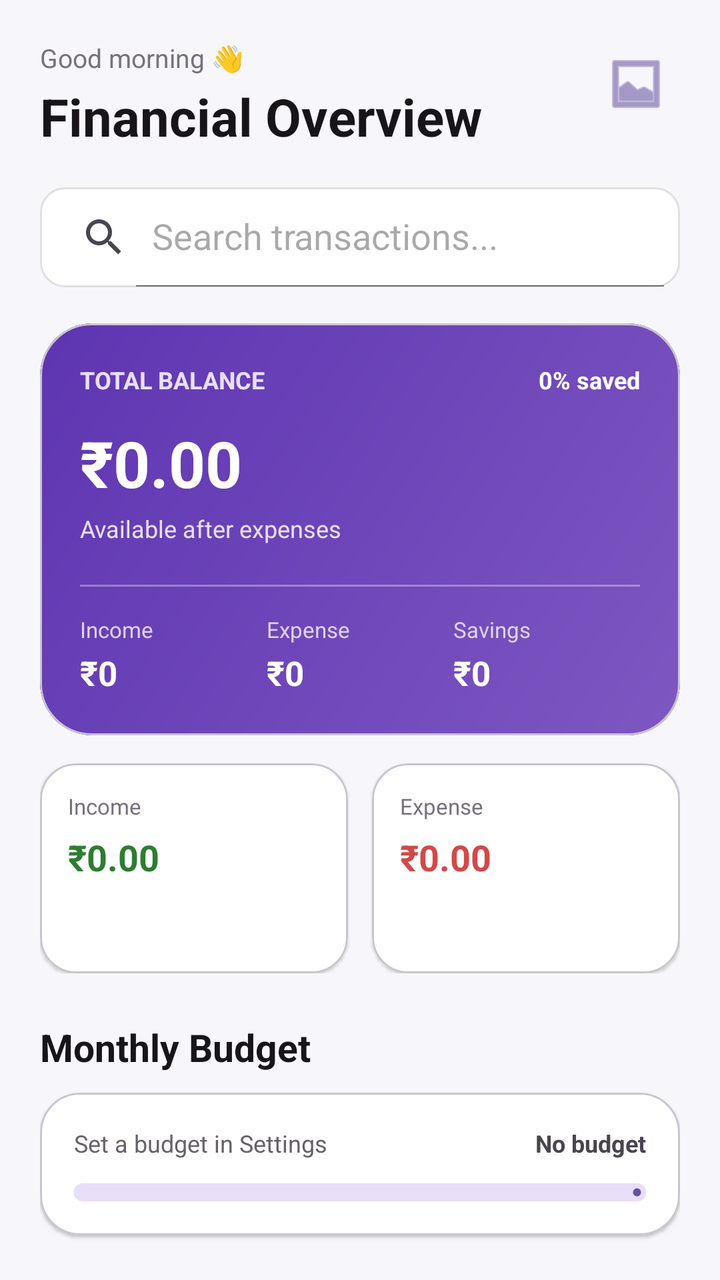
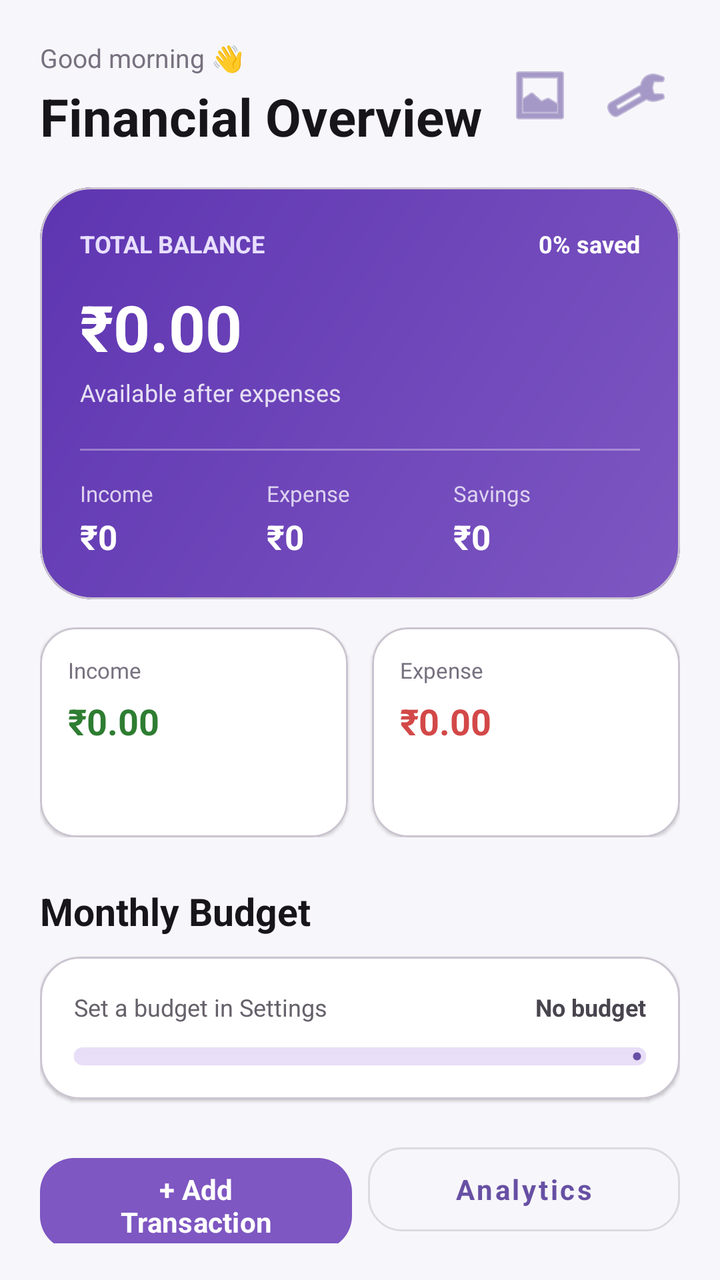

Compare the two renders of this Android layout. The source of the first and the diff that turns it into the second are given below.
<!-- AndroidManifest.xml: application theme Theme.Expensetracker -->
<!-- res/layout/activity_main.xml -->
<?xml version="1.0" encoding="utf-8"?>
<androidx.core.widget.NestedScrollView
    xmlns:android="http://schemas.android.com/apk/res/android"
    xmlns:app="http://schemas.android.com/apk/res-auto"
    android:layout_width="match_parent"
    android:layout_height="match_parent"
    android:background="#F7F6FA"
    android:fillViewport="true"
    android:fitsSystemWindows="true">

    <LinearLayout
        android:layout_width="match_parent"
        android:layout_height="wrap_content"
        android:orientation="vertical"
        android:padding="20dp">

        

        <RelativeLayout
            android:layout_width="match_parent"
            android:layout_height="wrap_content">

            <LinearLayout
                android:layout_width="wrap_content"
                android:layout_height="wrap_content"
                android:orientation="vertical">

                <TextView
                    android:layout_width="wrap_content"
                    android:layout_height="wrap_content"
                    android:text="Good morning 👋"
                    android:textColor="#77717F"
                    android:textSize="13sp" />

                <TextView
                    android:layout_width="wrap_content"
                    android:layout_height="wrap_content"
                    android:layout_marginTop="3dp"
                    android:text="Financial Overview"
                    android:textColor="#17151A"
                    android:textSize="26sp"
                    android:textStyle="bold" />

            </LinearLayout>

            <ImageButton
                android:id="@+id/btnBulkScan"
                android:layout_width="44dp"
                android:layout_height="44dp"
                android:layout_alignParentEnd="true"
                android:background="?attr/selectableItemBackgroundBorderless"
                android:contentDescription="Scan receipts"
                android:src="@android:drawable/ic_menu_gallery"
                app:tint="#6E5AA5" />

        </RelativeLayout>


        

        <androidx.appcompat.widget.SearchView
            android:id="@+id/searchView"
            android:layout_width="match_parent"
            android:layout_height="50dp"
            android:layout_marginTop="18dp"
            android:background="@drawable/search_background"
            app:iconifiedByDefault="false"
            app:queryHint="Search transactions..." />


        

        <com.google.android.material.card.MaterialCardView
            android:layout_width="match_parent"
            android:layout_height="wrap_content"
            android:layout_marginTop="18dp"
            app:cardBackgroundColor="#7E57C2"
            app:cardCornerRadius="26dp"
            app:cardElevation="0dp">

            <LinearLayout
                android:layout_width="match_parent"
                android:layout_height="wrap_content"
                android:background="@drawable/bg_balance"
                android:orientation="vertical"
                android:padding="20dp">

                <LinearLayout
                    android:layout_width="match_parent"
                    android:layout_height="wrap_content"
                    android:gravity="center_vertical">

                    <TextView
                        android:layout_width="0dp"
                        android:layout_height="wrap_content"
                        android:layout_weight="1"
                        android:text="TOTAL BALANCE"
                        android:textColor="#E8DFFF"
                        android:textSize="12sp"
                        android:textStyle="bold" />

                    <TextView
                        android:id="@+id/tvSavingsRate"
                        android:layout_width="wrap_content"
                        android:layout_height="wrap_content"
                        android:text="0% saved"
                        android:textColor="#FFFFFF"
                        android:textSize="12sp"
                        android:textStyle="bold" />

                </LinearLayout>

                <TextView
                    android:id="@+id/tvBalance"
                    android:layout_width="wrap_content"
                    android:layout_height="wrap_content"
                    android:layout_marginTop="12dp"
                    android:text="₹0.00"
                    android:textColor="#FFFFFF"
                    android:textSize="32sp"
                    android:textStyle="bold" />

                <TextView
                    android:layout_width="wrap_content"
                    android:layout_height="wrap_content"
                    android:layout_marginTop="3dp"
                    android:text="Available after expenses"
                    android:textColor="#E6DFF4"
                    android:textSize="12sp" />

                <View
                    android:layout_width="match_parent"
                    android:layout_height="1dp"
                    android:layout_marginTop="20dp"
                    android:background="#55FFFFFF" />

                <LinearLayout
                    android:layout_width="match_parent"
                    android:layout_height="wrap_content"
                    android:layout_marginTop="14dp"
                    android:orientation="horizontal">

                    <LinearLayout
                        android:layout_width="0dp"
                        android:layout_height="wrap_content"
                        android:layout_weight="1"
                        android:orientation="vertical">

                        <TextView
                            android:layout_width="wrap_content"
                            android:layout_height="wrap_content"
                            android:text="Income"
                            android:textColor="#DDD2EF"
                            android:textSize="11sp" />

                        <TextView
                            android:id="@+id/tvIncomeMini"
                            android:layout_width="wrap_content"
                            android:layout_height="wrap_content"
                            android:layout_marginTop="3dp"
                            android:text="₹0"
                            android:textColor="#FFFFFF"
                            android:textSize="17sp"
                            android:textStyle="bold" />

                    </LinearLayout>

                    <LinearLayout
                        android:layout_width="0dp"
                        android:layout_height="wrap_content"
                        android:layout_weight="1"
                        android:orientation="vertical">

                        <TextView
                            android:layout_width="wrap_content"
                            android:layout_height="wrap_content"
                            android:text="Expense"
                            android:textColor="#DDD2EF"
                            android:textSize="11sp" />

                        <TextView
                            android:id="@+id/tvExpenseMini"
                            android:layout_width="wrap_content"
                            android:layout_height="wrap_content"
                            android:layout_marginTop="3dp"
                            android:text="₹0"
                            android:textColor="#FFFFFF"
                            android:textSize="17sp"
                            android:textStyle="bold" />

                    </LinearLayout>

                    <LinearLayout
                        android:layout_width="0dp"
                        android:layout_height="wrap_content"
                        android:layout_weight="1"
                        android:orientation="vertical">

                        <TextView
                            android:layout_width="wrap_content"
                            android:layout_height="wrap_content"
                            android:text="Savings"
                            android:textColor="#DDD2EF"
                            android:textSize="11sp" />

                        <TextView
                            android:id="@+id/tvSavings"
                            android:layout_width="wrap_content"
                            android:layout_height="wrap_content"
                            android:layout_marginTop="3dp"
                            android:text="₹0"
                            android:textColor="#FFFFFF"
                            android:textSize="17sp"
                            android:textStyle="bold" />

                    </LinearLayout>

                </LinearLayout>

            </LinearLayout>

        </com.google.android.material.card.MaterialCardView>


        

        <LinearLayout
            android:layout_width="match_parent"
            android:layout_height="wrap_content"
            android:layout_marginTop="14dp"
            android:orientation="horizontal">

            <com.google.android.material.card.MaterialCardView
                android:layout_width="0dp"
                android:layout_height="105dp"
                android:layout_weight="1"
                android:layout_marginEnd="6dp"
                app:cardBackgroundColor="#FFFFFF"
                app:cardCornerRadius="18dp"
                app:cardElevation="1dp">

                <LinearLayout
                    android:layout_width="match_parent"
                    android:layout_height="match_parent"
                    android:orientation="vertical"
                    android:padding="14dp">

                    <TextView
                        android:layout_width="wrap_content"
                        android:layout_height="wrap_content"
                        android:text="Income"
                        android:textColor="#77717F"
                        android:textSize="11sp" />

                    <TextView
                        android:id="@+id/tvIncome"
                        android:layout_width="wrap_content"
                        android:layout_height="wrap_content"
                        android:layout_marginTop="6dp"
                        android:text="₹0.00"
                        android:textColor="#2E7D32"
                        android:textSize="18sp"
                        android:textStyle="bold" />

                </LinearLayout>

            </com.google.android.material.card.MaterialCardView>


            <com.google.android.material.card.MaterialCardView
                android:layout_width="0dp"
                android:layout_height="105dp"
                android:layout_weight="1"
                android:layout_marginStart="6dp"
                app:cardBackgroundColor="#FFFFFF"
                app:cardCornerRadius="18dp"
                app:cardElevation="1dp">

                <LinearLayout
                    android:layout_width="match_parent"
                    android:layout_height="match_parent"
                    android:orientation="vertical"
                    android:padding="14dp">

                    <TextView
                        android:layout_width="wrap_content"
                        android:layout_height="wrap_content"
                        android:text="Expense"
                        android:textColor="#77717F"
                        android:textSize="11sp" />

                    <TextView
                        android:id="@+id/tvExpense"
                        android:layout_width="wrap_content"
                        android:layout_height="wrap_content"
                        android:layout_marginTop="6dp"
                        android:text="₹0.00"
                        android:textColor="#D34848"
                        android:textSize="18sp"
                        android:textStyle="bold" />

                </LinearLayout>

            </com.google.android.material.card.MaterialCardView>

        </LinearLayout>


        

        <TextView
            android:layout_width="wrap_content"
            android:layout_height="wrap_content"
            android:layout_marginTop="24dp"
            android:text="Monthly Budget"
            android:textColor="#17151A"
            android:textSize="19sp"
            android:textStyle="bold" />

        <com.google.android.material.card.MaterialCardView
            android:layout_width="match_parent"
            android:layout_height="wrap_content"
            android:layout_marginTop="10dp"
            app:cardBackgroundColor="#FFFFFF"
            app:cardCornerRadius="20dp"
            app:cardElevation="1dp">

            <LinearLayout
                android:layout_width="match_parent"
                android:layout_height="wrap_content"
                android:orientation="vertical"
                android:padding="17dp">

                <LinearLayout
                    android:layout_width="match_parent"
                    android:layout_height="wrap_content">

                    <TextView
                        android:id="@+id/tvBudgetText"
                        android:layout_width="0dp"
                        android:layout_height="wrap_content"
                        android:layout_weight="1"
                        android:text="Set a budget in Settings"
                        android:textColor="#66616B"
                        android:textSize="12sp" />

                    <TextView
                        android:id="@+id/tvBudgetStatus"
                        android:layout_width="wrap_content"
                        android:layout_height="wrap_content"
                        android:text="No budget"
                        android:textSize="12sp"
                        android:textStyle="bold" />

                </LinearLayout>

                <com.google.android.material.progressindicator.LinearProgressIndicator
                    android:id="@+id/budgetProgress"
                    android:layout_width="match_parent"
                    android:layout_height="9dp"
                    android:layout_marginTop="12dp"
                    app:trackCornerRadius="5dp"
                    app:trackThickness="9dp" />

            </LinearLayout>

        </com.google.android.material.card.MaterialCardView>


        

        <LinearLayout
            android:layout_width="match_parent"
            android:layout_height="wrap_content"
            android:layout_marginTop="18dp"
            android:orientation="horizontal">

            <com.google.android.material.button.MaterialButton
                android:id="@+id/btnAddTransaction"
                android:layout_width="0dp"
                android:layout_height="54dp"
                android:layout_weight="1"
                android:text="+ Add Transaction"
                android:textAllCaps="false"
                android:textSize="14sp"
                android:textStyle="bold"
                app:backgroundTint="#7E57C2"
                app:cornerRadius="17dp" />

            <com.google.android.material.button.MaterialButton
                android:id="@+id/btnAnalytics"
                style="@style/Widget.MaterialComponents.Button.OutlinedButton"
                android:layout_width="0dp"
                android:layout_height="54dp"
                android:layout_marginStart="8dp"
                android:layout_weight="1"
                android:text="Analytics"
                android:textAllCaps="false"
                android:textSize="14sp"
                android:textStyle="bold"
                app:cornerRadius="17dp" />

        </LinearLayout>


        

        <LinearLayout
            android:layout_width="match_parent"
            android:layout_height="wrap_content"
            android:layout_marginTop="28dp"
            android:gravity="center_vertical">

            <TextView
                android:layout_width="0dp"
                android:layout_height="wrap_content"
                android:layout_weight="1"
                android:text="Recent Transactions"
                android:textColor="#17151A"
                android:textSize="20sp"
                android:textStyle="bold" />

            <ImageButton
                android:id="@+id/btnFilter"
                android:layout_width="42dp"
                android:layout_height="42dp"
                android:background="?attr/selectableItemBackgroundBorderless"
                android:contentDescription="Filter"
                android:src="@android:drawable/ic_menu_sort_by_size"
                app:tint="#6E5AA5" />

        </LinearLayout>


        <androidx.recyclerview.widget.RecyclerView
            android:id="@+id/recyclerTransactions"
            android:layout_width="match_parent"
            android:layout_height="wrap_content"
            android:layout_marginTop="8dp"
            android:nestedScrollingEnabled="false" />


        

        <com.google.android.material.button.MaterialButton
            android:id="@+id/btnSettings"
            style="@style/Widget.MaterialComponents.Button.TextButton"
            android:layout_width="match_parent"
            android:layout_height="48dp"
            android:layout_marginTop="10dp"
            android:layout_marginBottom="24dp"
            android:text="Settings"
            android:textAllCaps="false"
            android:textColor="#76668F" />

    </LinearLayout>

</androidx.core.widget.NestedScrollView>
<!-- resources referenced by this layout -->
<resources>
  <!-- drawable bg_balance (drawable) -->
  <?xml version="1.0" encoding="utf-8"?>
  <shape xmlns:android="http://schemas.android.com/apk/res/android">
      <gradient
          android:angle="135"
          android:endColor="#5E35B1"
          android:startColor="#7E57C2" />
      <corners android:radius="26dp" />
  </shape>
  <!-- drawable search_background (drawable) -->
  <?xml version="1.0" encoding="utf-8"?>
  <shape xmlns:android="http://schemas.android.com/apk/res/android">
      <solid android:color="#FFFFFF" />
      <corners android:radius="12dp" />
      <stroke
          android:width="1dp"
          android:color="#E0E0E0" />
  </shape>
  <style name="Theme.Expensetracker" parent="Theme.Material3.DayNight.NoActionBar">
  
          <item name="android:fontFamily">sans-serif</item>
  
          <item name="android:windowActionModeOverlay">true</item>
  
          <item name="android:statusBarColor">
              ?android:colorBackground
          </item>
  
          <item name="android:navigationBarColor">
              ?android:colorBackground
          </item>
  
          <item name="android:windowLightStatusBar">
              true
          </item>
  
      </style>
</resources>

<!-- the commit's change to res/layout/activity_main.xml (unified diff, before → after) -->
@@ -23,6 +23,8 @@
             <LinearLayout
                 android:layout_width="wrap_content"
                 android:layout_height="wrap_content"
+                android:layout_alignParentStart="true"
+                android:layout_toStartOf="@+id/headerActions"
                 android:orientation="vertical">
 
                 <TextView
@@ -43,29 +45,37 @@
 
             </LinearLayout>
 
-            <ImageButton
-                android:id="@+id/btnBulkScan"
-                android:layout_width="44dp"
-                android:layout_height="44dp"
+            <LinearLayout
+                android:id="@+id/headerActions"
+                android:layout_width="wrap_content"
+                android:layout_height="wrap_content"
                 android:layout_alignParentEnd="true"
-                android:background="?attr/selectableItemBackgroundBorderless"
-                android:contentDescription="Scan receipts"
-                android:src="@android:drawable/ic_menu_gallery"
-                app:tint="#6E5AA5" />
+                android:layout_centerVertical="true"
+                android:gravity="center_vertical"
+                android:orientation="horizontal">
+
+                <ImageButton
+                    android:id="@+id/btnBulkScan"
+                    android:layout_width="44dp"
+                    android:layout_height="44dp"
+                    android:background="?attr/selectableItemBackgroundBorderless"
+                    android:contentDescription="Scan receipts"
+                    android:src="@android:drawable/ic_menu_gallery"
+                    app:tint="#6E5AA5" />
+
+                <ImageButton
+                    android:id="@+id/btnSettings"
+                    android:layout_width="44dp"
+                    android:layout_height="44dp"
+                    android:layout_marginStart="4dp"
+                    android:background="?attr/selectableItemBackgroundBorderless"
+                    android:contentDescription="Settings"
+                    android:src="@android:drawable/ic_menu_preferences"
+                    app:tint="#6E5AA5" />
+
+            </LinearLayout>
 
         </RelativeLayout>
-
-
-        
-
-        <androidx.appcompat.widget.SearchView
-            android:id="@+id/searchView"
-            android:layout_width="match_parent"
-            android:layout_height="50dp"
-            android:layout_marginTop="18dp"
-            android:background="@drawable/search_background"
-            app:iconifiedByDefault="false"
-            app:queryHint="Search transactions..." />
 
 
         
@@ -405,6 +415,18 @@
 
         
 
+        <androidx.appcompat.widget.SearchView
+            android:id="@+id/searchView"
+            android:layout_width="match_parent"
+            android:layout_height="50dp"
+            android:layout_marginTop="20dp"
+            android:background="@drawable/search_background"
+            app:iconifiedByDefault="false"
+            app:queryHint="Search transactions..." />
+
+
+        
+
         <LinearLayout
             android:layout_width="match_parent"
             android:layout_height="wrap_content"
@@ -437,22 +459,9 @@
             android:layout_width="match_parent"
             android:layout_height="wrap_content"
             android:layout_marginTop="8dp"
+            android:layout_marginBottom="24dp"
             android:nestedScrollingEnabled="false" />
 
-
-        
-
-        <com.google.android.material.button.MaterialButton
-            android:id="@+id/btnSettings"
-            style="@style/Widget.MaterialComponents.Button.TextButton"
-            android:layout_width="match_parent"
-            android:layout_height="48dp"
-            android:layout_marginTop="10dp"
-            android:layout_marginBottom="24dp"
-            android:text="Settings"
-            android:textAllCaps="false"
-            android:textColor="#76668F" />
-
     </LinearLayout>
 
 </androidx.core.widget.NestedScrollView>
